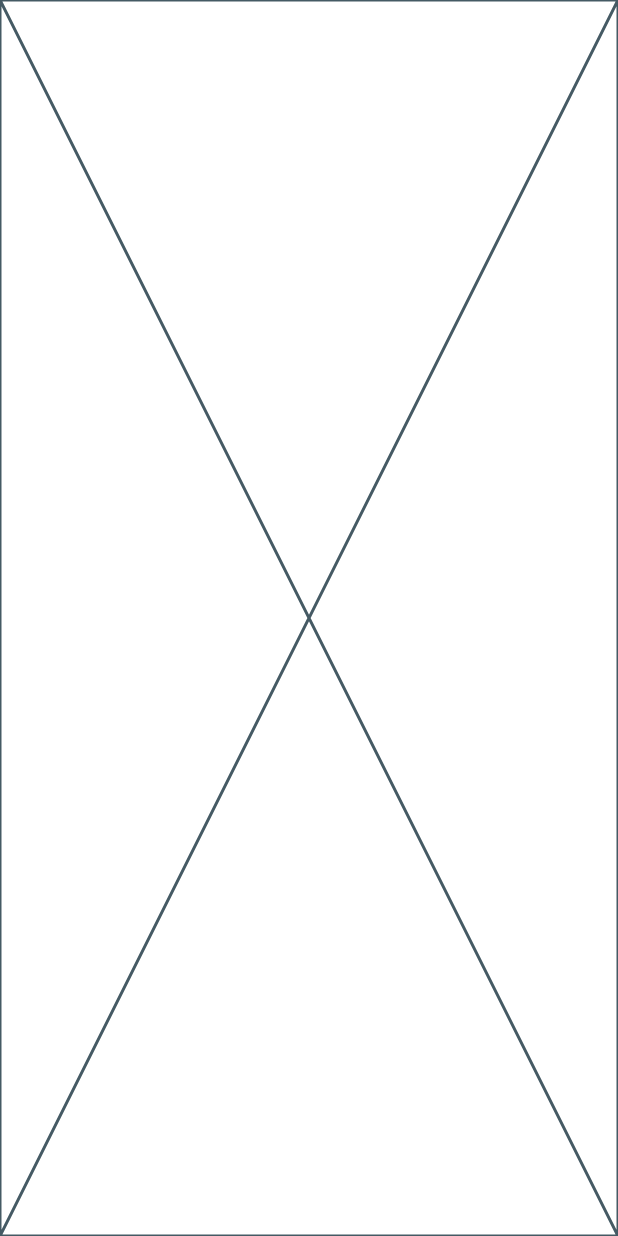
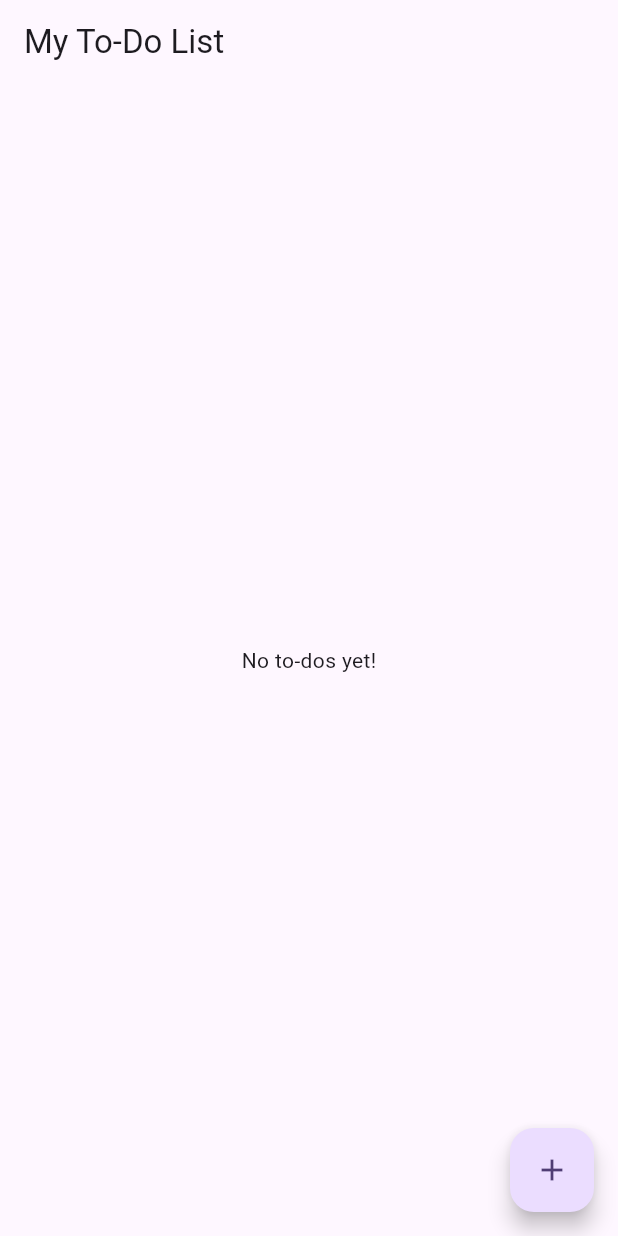
Before and after one commit to Almouhannad/Flutter-Todo-List-Application, a Flutter app: the screen it shows after launch, on a phone screen of 412 x 824 dp. Run offline on Flutter 3.47's test engine with Material 3 defaults, Android fonts, the phone set to English and light mode, and no system bars; our stand-ins replace equatable, flutter_bloc, get_it.

Commit message:
Add todo page

```diff
--- a/lib/main.dart
+++ b/lib/main.dart
@@ -1,5 +1,6 @@
 import 'package:flutter/material.dart';
 import 'package:todo_list_app/injection.dart';
+import 'package:todo_list_app/presentation/pages/todo_page.dart';
 
 void main() async {
   //DI
@@ -21,7 +22,7 @@ class TodoApp extends StatelessWidget {
       theme: ThemeData(
         colorScheme: ColorScheme.fromSeed(seedColor: Colors.deepPurple),
       ),
-      home: Placeholder(),
+      home: TodoPage(),
     );
   }
 }
--- /dev/null
+++ b/lib/presentation/pages/todo_page.dart
@@ -0,0 +1,104 @@
+import 'package:flutter/material.dart';
+import 'package:flutter_bloc/flutter_bloc.dart';
+import 'package:todo_list_app/domain/entities/todo.dart';
+import 'package:todo_list_app/injection.dart';
+import 'package:todo_list_app/presentation/bloc/todo_bloc.dart';
+import 'package:todo_list_app/presentation/bloc/todo_event.dart';
+import 'package:todo_list_app/presentation/bloc/todo_state.dart';
+
+class TodoPage extends StatelessWidget {
+  const TodoPage({super.key});
+
+  @override
+  Widget build(BuildContext context) {
+    return BlocProvider(
+      create: (_) => sl<TodoBloc>()..add(LoadTodos()),
+      child: Scaffold(
+        appBar: AppBar(title: const Text('My To-Do List')),
+        body: BlocBuilder<TodoBloc, TodoState>(
+          builder: (context, state) {
+            if (state is TodosLoading) {
+              return const Center(child: CircularProgressIndicator());
+            } else if (state is TodosLoaded) {
+              final todos = state.todos;
+              if (todos.isEmpty) {
+                return const Center(child: Text('No to-dos yet!'));
+              }
+              return ListView.builder(
+                itemCount: todos.length,
+                itemBuilder: (_, index) {
+                  final todo = todos[index];
+                  return ListTile(
+                    title: Text(todo.title),
+                    leading: Checkbox(
+                      value: todo.isCompleted,
+                      onChanged: (_) {
+                        final updated = Todo(
+                          id: todo.id,
+                          title: todo.title,
+                          isCompleted: !todo.isCompleted,
+                        );
+                        context.read<TodoBloc>().add(UpdateTodoEvent(updated));
+                      },
+                    ),
+                    trailing: IconButton(
+                      icon: const Icon(Icons.delete),
+                      onPressed: () {
+                        context.read<TodoBloc>().add(DeleteTodoEvent(todo.id));
+                      },
+                    ),
+                  );
+                },
+              );
+            } else if (state is TodosError) {
+              return Center(child: Text('Error: ${state.message}'));
+            }
+            return const SizedBox.shrink();
+          },
+        ),
+        floatingActionButton: Builder(
+          builder: (context) {
+            return FloatingActionButton(
+              onPressed: () async {
+                // Simple dialog to add a new todo
+                final title = await showDialog<String>(
+                  context: context,
+                  builder: (_) {
+                    String input = '';
+                    return AlertDialog(
+                      title: const Text('New To-Do'),
+                      content: TextField(
+                        onChanged: (value) => input = value,
+                        decoration: const InputDecoration(
+                          hintText: 'Enter title',
+                        ),
+                      ),
+                      actions: [
+                        TextButton(
+                          onPressed: () => Navigator.pop(context),
+                          child: const Text('Cancel'),
+                        ),
+                        TextButton(
+                          onPressed: () => Navigator.pop(context, input),
+                          child: const Text('Add'),
+                        ),
+                      ],
+                    );
+                  },
+                );
+                if (title != null && title.trim().isNotEmpty) {
+                  final newTodo = Todo(
+                    id: DateTime.now().millisecondsSinceEpoch.toString(),
+                    title: title.trim(),
+                  );
+                  context.read<TodoBloc>().add(AddTodoEvent(newTodo));
+                }
+              },
+              child: const Icon(Icons.add),
+            );
+          },
+        ),
+      ),
+    );
+  }
+}
```
